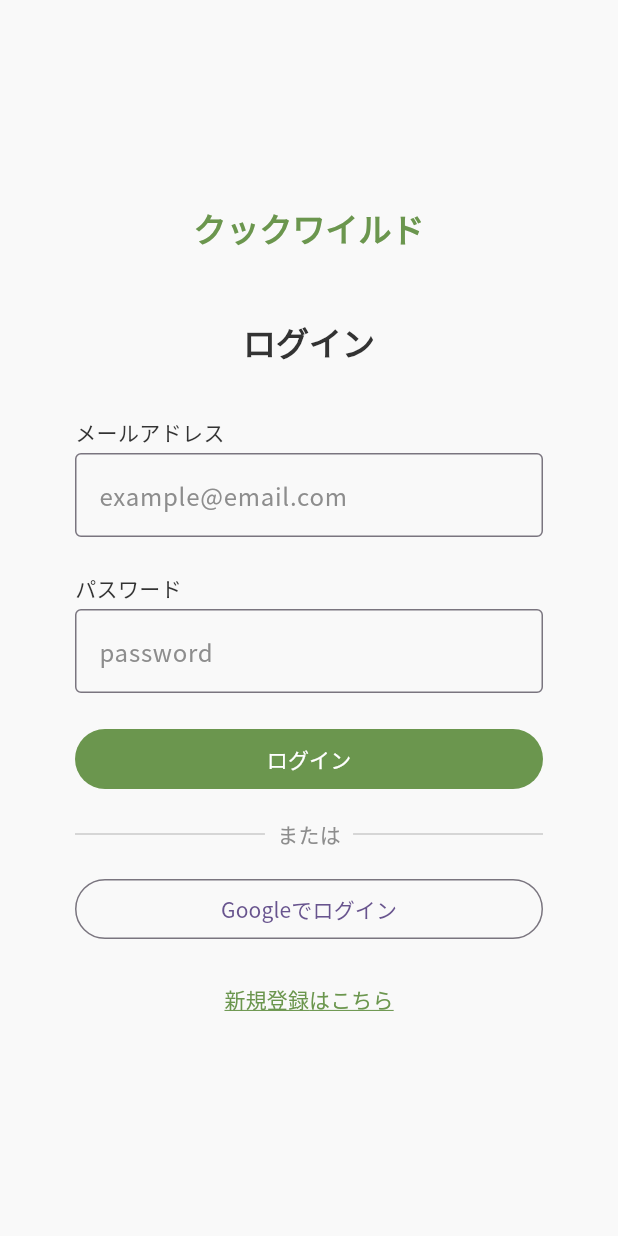
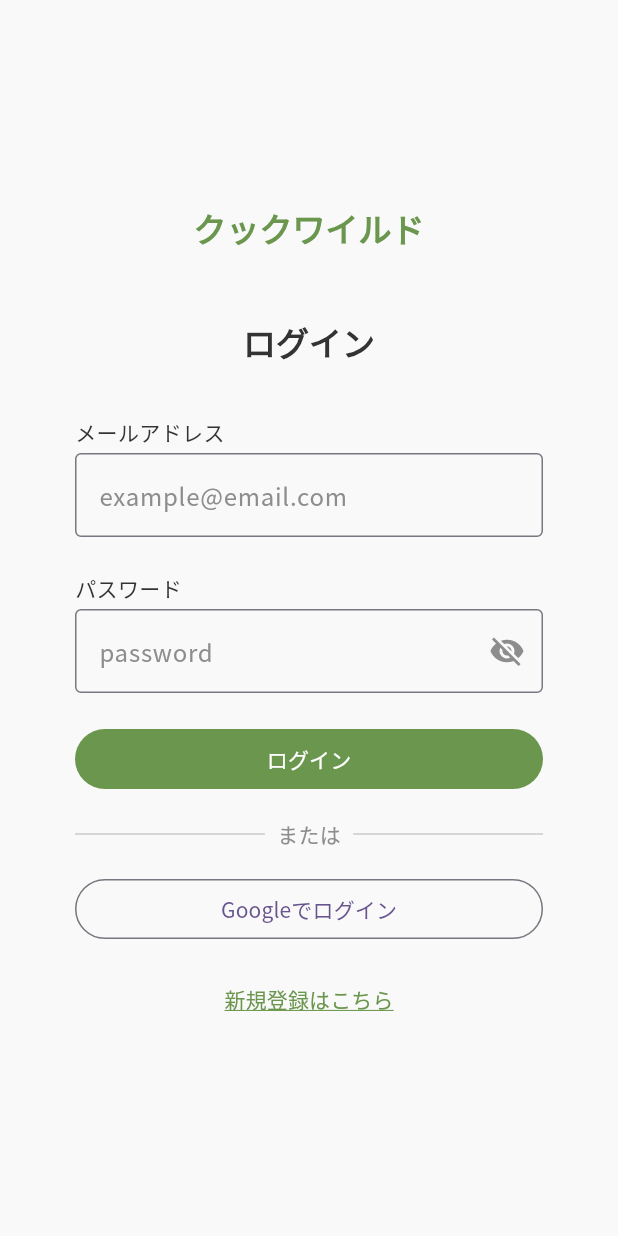
Before and after one commit to shinonome-inc/yumemi-pg-hackathon-team4, a Flutter app: the TopPage screen opened by its route, on a phone screen of 412 x 824 dp. Run offline on Flutter 3.47's test engine with Material 3 defaults, Android fonts, the phone set to English and light mode, and no system bars; our stand-ins replace cloud_firestore, firebase_auth, firebase_core, flutter_dotenv, flutter_riverpod, freezed_annotation and 4 more; accounts and stored records are empty; generated files the repository leaves out were written again.

Commit message:
パスワードの表示切り替え

```diff
--- a/client/lib/pages/top/top_page.dart
+++ b/client/lib/pages/top/top_page.dart
@@ -12,6 +12,9 @@ class TopPage extends ConsumerStatefulWidget {
 }
 
 class _TopPageState extends ConsumerState<TopPage> {
+  // パスワードの表示・非表示を切り替えるためのフラグ
+  bool _isObscure = true;
+
   @override
   Widget build(BuildContext context) {
     return Scaffold(
@@ -80,12 +83,27 @@ class _TopPageState extends ConsumerState<TopPage> {
                         ),
                       ),
                       const SizedBox(height: 4),
-                      const TextField(
-                        obscureText: true,
+                      TextField(
+                        obscureText: _isObscure,
                         decoration: InputDecoration(
-                          border: OutlineInputBorder(),
+                          suffixIcon: IconButton(
+                            // 文字の表示・非表示でアイコンを変える
+                            icon: Icon(
+                              _isObscure
+                                  ? Icons.visibility_off
+                                  : Icons.visibility,
+                              color: AppColors.gray2,
+                            ),
+                            // アイコンがタップされたら現在と反対の状態をセットする
+                            onPressed: () {
+                              setState(() {
+                                _isObscure = !_isObscure;
+                              });
+                            },
+                          ),
+                          border: const OutlineInputBorder(),
                           hintText: 'password',
-                          hintStyle: TextStyle(
+                          hintStyle: const TextStyle(
                             color: AppColors.gray2,
                           ),
                         ),
```
